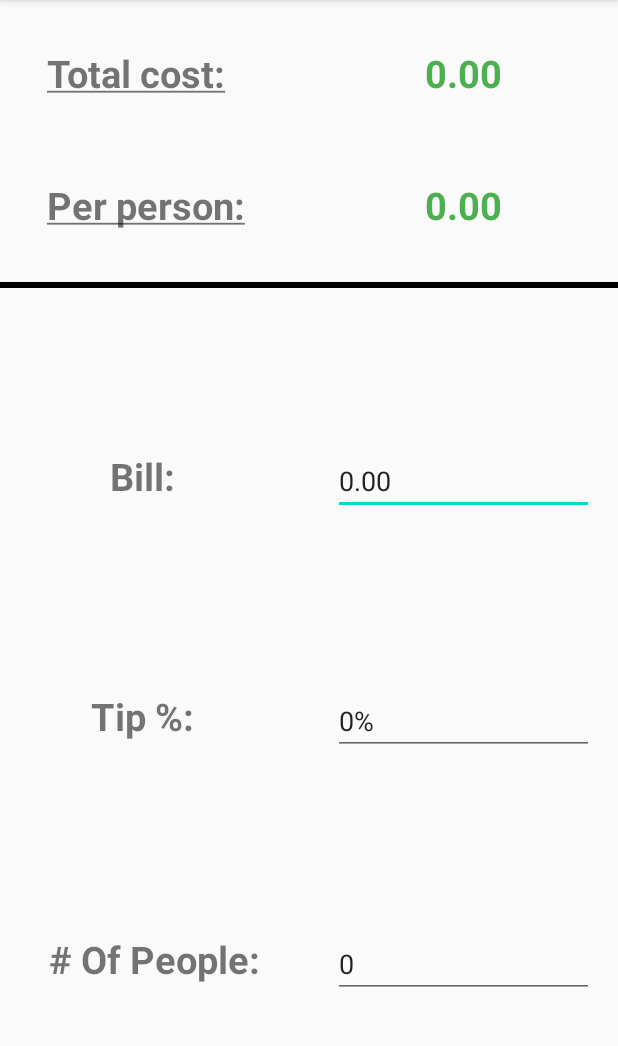
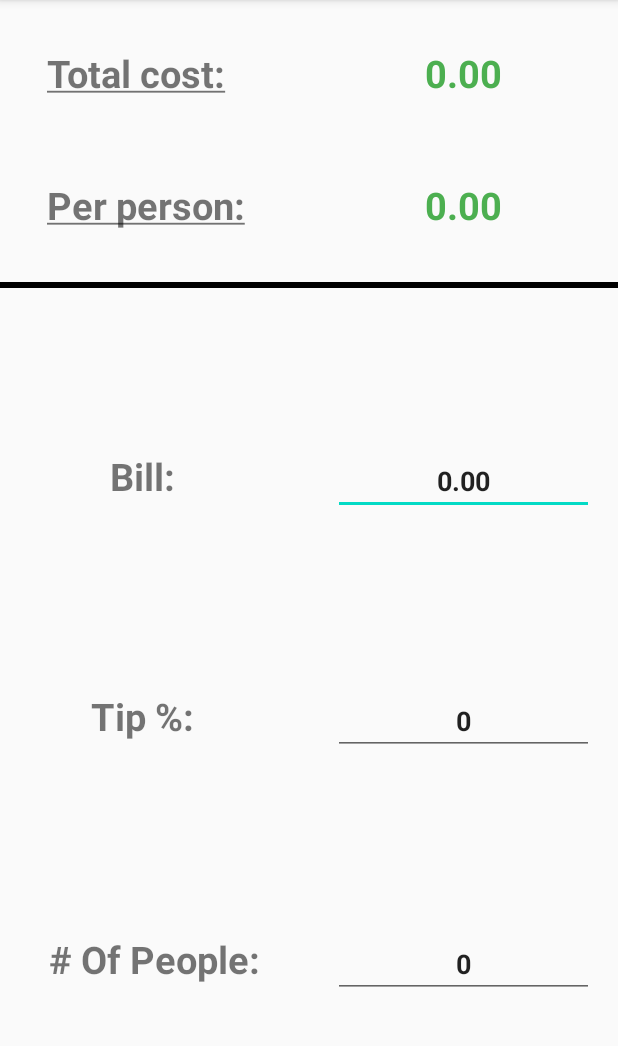
Before and after one commit to stanimals21/SimpleTip, an Android app: the screen it shows after launch (MainActivity), on a phone screen of 412 x 824 dp, the part 84-1130 px from its top. Run offline under Robolectric (Android 15) with nearby library versions, the phone set to English and light mode, and no system bars.

Commit message:
Minor changes to editText styling.

```diff
--- a/app/src/main/res/layout/activity_main.xml
+++ b/app/src/main/res/layout/activity_main.xml
@@ -142,6 +142,7 @@
         app:layout_constraintGuide_percent="0.5" />
 
     <EditText
+        style="@style/editText_style"
         android:id="@+id/bill_value"
         android:layout_width="0dp"
         android:layout_height="wrap_content"
@@ -157,7 +158,8 @@
         app:layout_constraintStart_toStartOf="@+id/middle_verticalGuideline" />
 
     <EditText
-        android:text="@string/default_tip_percent"
+        style="@style/editText_style"
+        android:text="0"
         android:id="@+id/editTextNumberDecimal2"
         android:layout_width="0dp"
         android:layout_height="wrap_content"
@@ -172,6 +174,7 @@
         app:layout_constraintStart_toStartOf="@+id/middle_verticalGuideline" />
 
     <EditText
+        style="@style/editText_style"
         android:text="@string/default_num_people"
         android:id="@+id/editTextNumberDecimal4"
         android:layout_width="0dp"
--- a/app/src/main/res/values/styles.xml
+++ b/app/src/main/res/values/styles.xml
@@ -27,4 +27,10 @@
         <item name="android:textColor">#4CAF50</item>
         <item name="android:maxLength">8</item>
     </style>
+
+    <style name="editText_style">
+        <item name ="android:textStyle">bold</item>
+        <item name="android:gravity">center</item>
+    </style>
+
 </resources>
```
